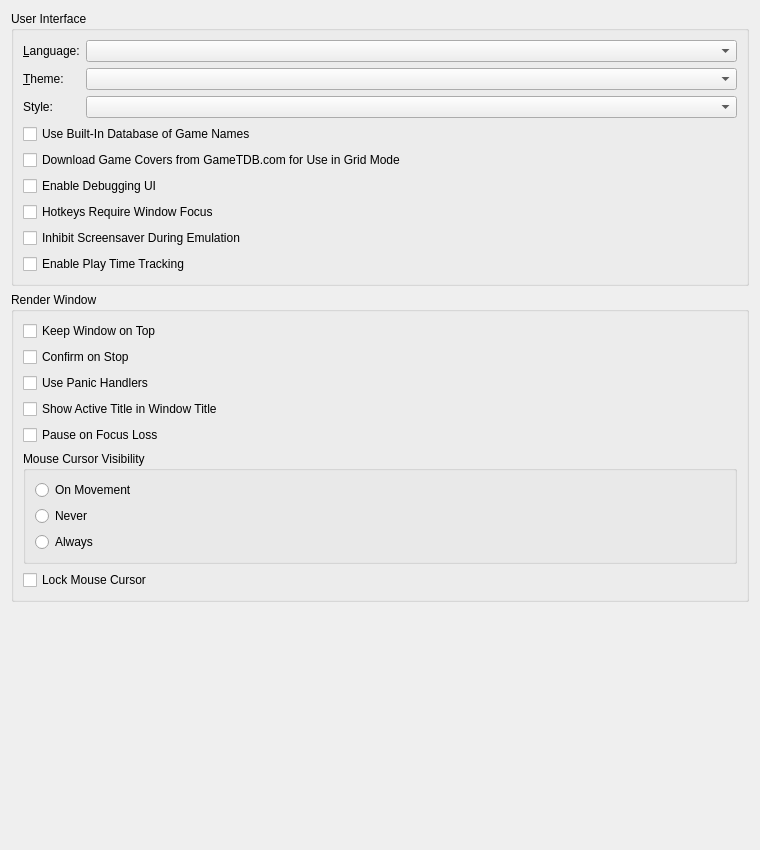
The window that Source/Core/DolphinQt/Settings/InterfacePane.ui (ilyalissoboi/dolphin) describes before a commit, drawn with Qt 5.
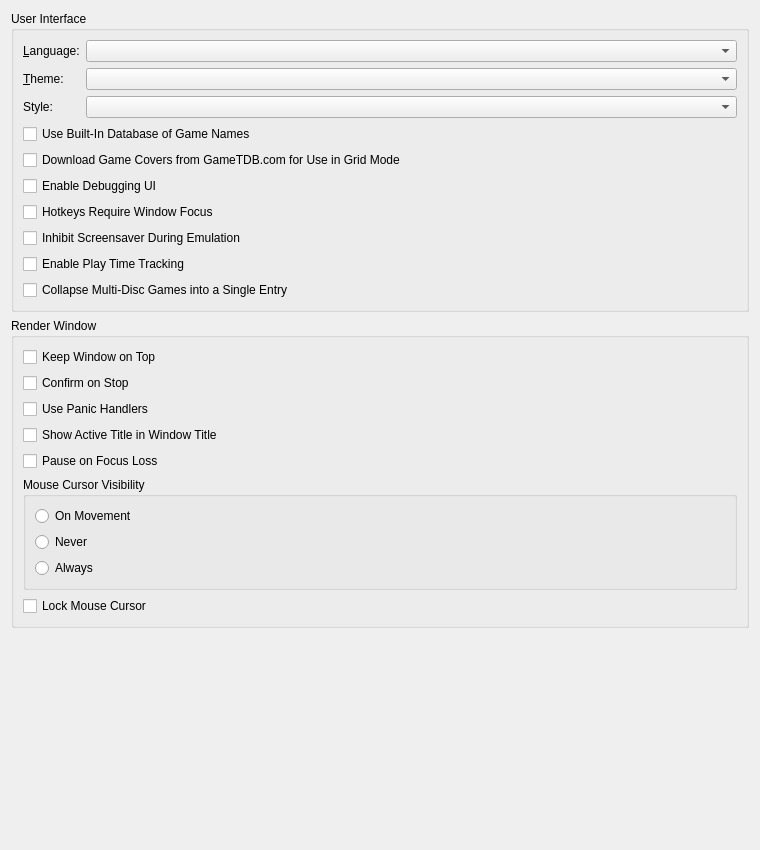
The same window after the commit.

Commit message:
Add double-click fullscreen and multi-disc library grouping (#28)
* Add double-click fullscreen and multi-disc library grouping

* Keep grouped disc selection controller-navigable in Big Picture

The edit to the form file:
```diff
--- a/Source/Core/DolphinQt/Settings/InterfacePane.ui
+++ b/Source/Core/DolphinQt/Settings/InterfacePane.ui
@@ -112,6 +112,13 @@
         </property>
        </widget>
       </item>
+      <item>
+       <widget class="QCheckBox" name="collapseMultiDiscGamesCheckBox">
+        <property name="text">
+         <string>Collapse Multi-Disc Games into a Single Entry</string>
+        </property>
+       </widget>
+      </item>
      </layout>
     </widget>
    </item>
```
Left out of the diff: 1 changed line with no effect on the pictures. The commit also changes 29 other files.
